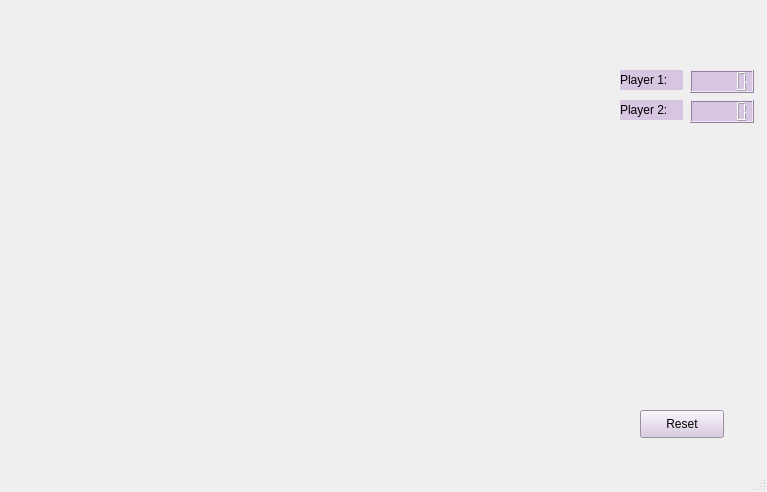
This is student/13/pairs_gui/mainwindow.ui in sophietotterstrom/Prog2_PairsGUI_Project_CPlusPlus as Qt 5 draws it before an edit. The edited form follows.
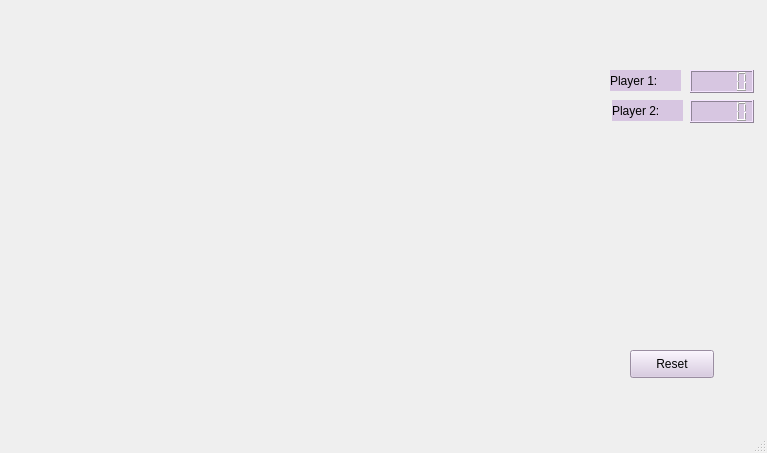
This is the edited form.

Diff of the .ui file:
```diff
--- a/student/13/pairs_gui/mainwindow.ui
+++ b/student/13/pairs_gui/mainwindow.ui
@@ -7,7 +7,7 @@
     <x>0</x>
     <y>0</y>
     <width>767</width>
-    <height>492</height>
+    <height>453</height>
    </rect>
   </property>
   <property name="windowTitle">
@@ -18,7 +18,7 @@
     <property name="geometry">
      <rect>
       <x>30</x>
-      <y>70</y>
+      <y>30</y>
       <width>551</width>
       <height>381</height>
      </rect>
@@ -28,8 +28,8 @@
    <widget class="QPushButton" name="resetButton">
     <property name="geometry">
      <rect>
-      <x>640</x>
-      <y>410</y>
+      <x>630</x>
+      <y>350</y>
       <width>84</width>
       <height>28</height>
      </rect>
@@ -45,10 +45,10 @@
    <widget class="QLabel" name="player1Label">
     <property name="geometry">
      <rect>
-      <x>620</x>
+      <x>610</x>
       <y>70</y>
-      <width>63</width>
-      <height>20</height>
+      <width>71</width>
+      <height>21</height>
      </rect>
     </property>
     <property name="styleSheet">
@@ -62,10 +62,10 @@
    <widget class="QLabel" name="player2Label">
     <property name="geometry">
      <rect>
-      <x>620</x>
+      <x>612</x>
       <y>100</y>
-      <width>63</width>
-      <height>20</height>
+      <width>71</width>
+      <height>21</height>
      </rect>
     </property>
     <property name="styleSheet">
```
